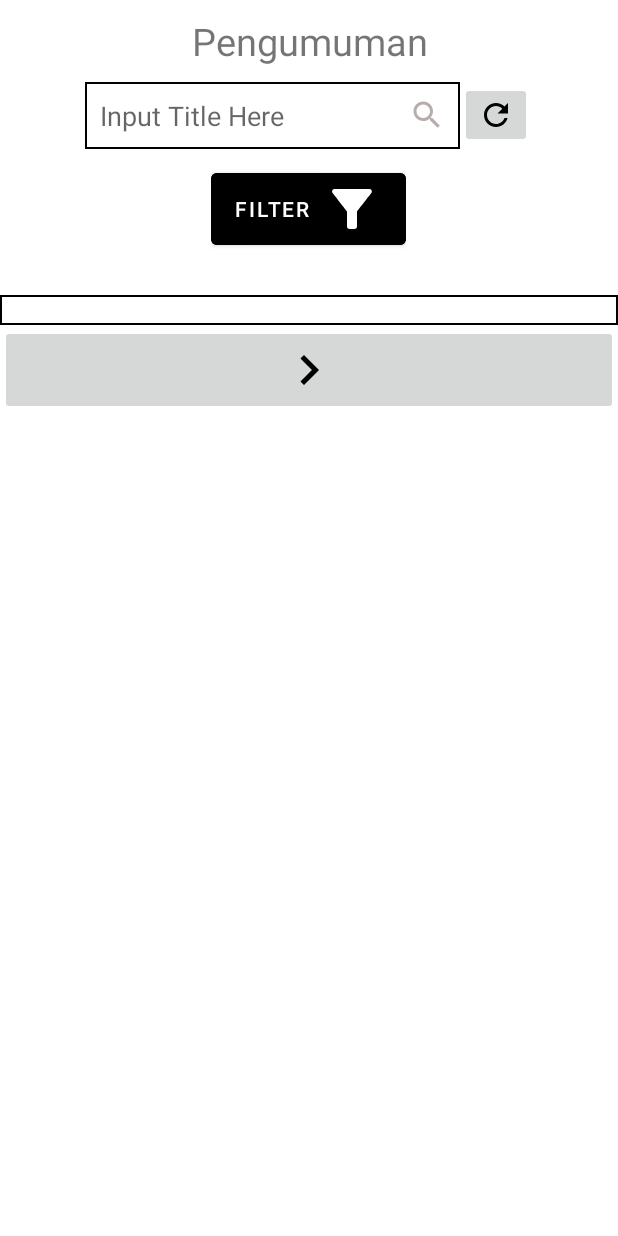
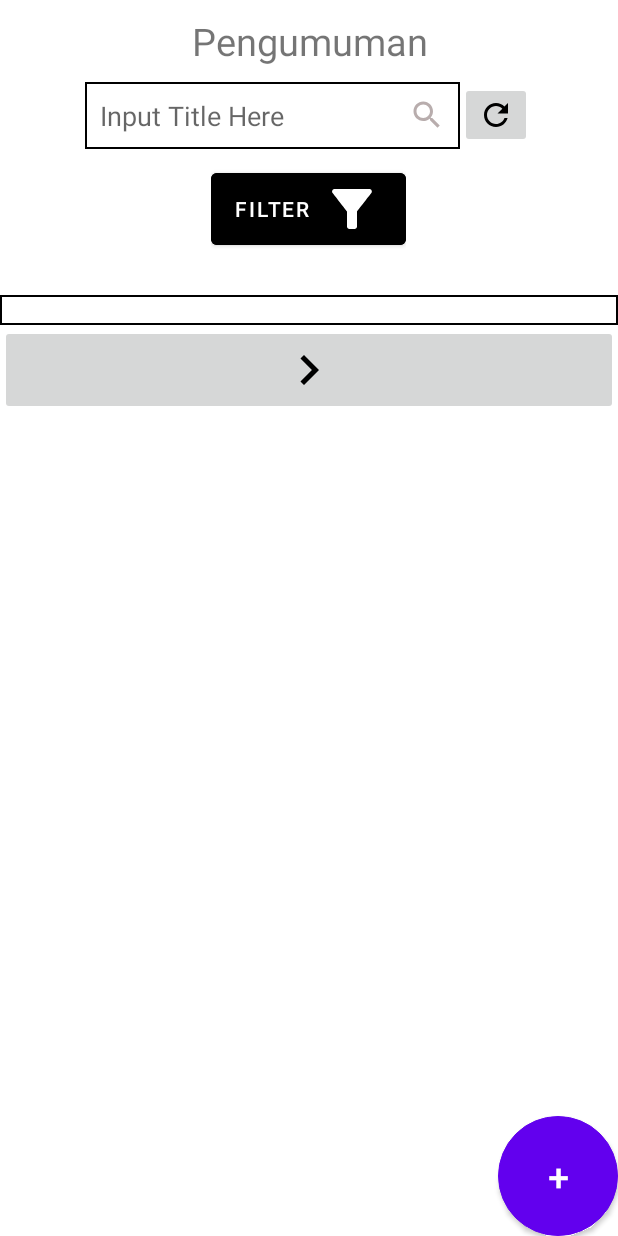
Before and after one commit to ferrysusanto275/UAS_P3B, an Android app: the layout pengumuman.xml on its own in the app's theme, with its tools: preview values and no code run, on a phone screen of 412 x 824 dp. Run offline under Robolectric (Android 15) with nearby library versions, the phone set to English and light mode, and no system bars; network calls fail.

Commit message:
tambah pengumuman

```diff
--- a/app/src/main/java/com/example/adapter/PengumumanAdapter.java
+++ b/app/src/main/java/com/example/adapter/PengumumanAdapter.java
@@ -77,6 +77,7 @@ public class PengumumanAdapter extends BaseAdapter {
             for(int i=0;i<pengumuman.getTags().size();i++){
                 tags+=pengumuman.getTags().get(i).getTag()+",";
             }
+            if(!tags.equals(""))
             tags = tags.substring(0,tags.length()-1);
             binding.TampilTags.setText(tags);
             binding.pengumuman.setOnClickListener(this);
--- a/app/src/main/java/com/example/uas_p3b/HomeActivity.java
+++ b/app/src/main/java/com/example/uas_p3b/HomeActivity.java
@@ -86,6 +86,10 @@ public class HomeActivity extends AppCompatActivity implements HomeUI {
                 ft.replace(binding.fragmentContainer.getId(), PengumumanFragment.newInstance(token));
                 ft.addToBackStack(null);
                 break;
+            case "tambah_pengumuman":
+                ft.replace(binding.fragmentContainer.getId(), TambahPengumumanFragment.newInstance(token));
+                ft.addToBackStack(null);
+                break;
             case "frs":
                 if(this.role.equals("student")){
                     ft.replace(binding.fragmentContainer.getId(), FRSFragment.newInstance(this));
--- a/app/src/main/java/com/example/uas_p3b/PengumumanFragment.java
+++ b/app/src/main/java/com/example/uas_p3b/PengumumanFragment.java
@@ -46,6 +46,7 @@ public class PengumumanFragment extends Fragment implements PengumumanUI, View.O
         binding.refresh.setOnClickListener(this);
         binding.next.setOnClickListener(this);
         binding.filter.setOnClickListener(this);
+        binding.btnTambah.setOnClickListener(this);
 
         return binding.getRoot();
 
@@ -62,6 +63,11 @@ public class PengumumanFragment extends Fragment implements PengumumanUI, View.O
             FilterDialogFragment filter = new FilterDialogFragment(this);
             FragmentTransaction ft = getParentFragmentManager().beginTransaction();
             filter.show(ft,"filter");
+        }else if(view==binding.btnTambah){
+            //pindah ke tambah pengumuman
+            Bundle result = new Bundle();
+            result.putString("page","tambah_pengumuman");
+            getParentFragmentManager().setFragmentResult("changePage",result);
         }
     }
 
--- /dev/null
+++ b/app/src/main/res/drawable/round_btn.xml
@@ -0,0 +1,21 @@
+<?xml version="1.0" encoding="utf-8"?>
+<selector
+    xmlns:android="http://schemas.android.com/apk/res/android">
+    <!--button pressed state background color-->
+    <item android:state_pressed="true">
+        <shape android:shape="oval">
+            <stroke android:color="#CDEAEE" android:width="0.5dp" />
+            <solid android:color="#87CEEB"/>
+            <size android:width="10dp" android:height="10dp"/>
+        </shape>
+    </item>
+
+    <!--button default background color-->
+    <item>
+        <shape android:shape="oval">
+            <stroke android:color="#FF000000" android:width="0.5dp" />
+            <solid android:color="#FFFFFFFF"/>
+            <size android:width="10dp" android:height="10dp"/>
+        </shape>
+    </item>
+</selector>
--- a/app/src/main/res/layout/pengumuman.xml
+++ b/app/src/main/res/layout/pengumuman.xml
@@ -101,5 +101,15 @@
         </ImageButton>
 
     </LinearLayout>
+    <Button
+        android:layout_width="80dp"
+        android:layout_height="80dp"
+        android:background="@drawable/round_btn"
+        android:text="+"
+        android:textSize="25dp"
+        android:layout_alignParentRight="true"
+        android:layout_alignParentBottom="true"
+        android:id="@+id/btn_tambah">
+    </Button>
 
 </RelativeLayout>
--- a/app/src/main/res/layout/tambah_pengumuman.xml
+++ b/app/src/main/res/layout/tambah_pengumuman.xml
@@ -26,6 +26,7 @@
         </TextView>
 
         <EditText
+            android:id="@+id/et_title"
             android:layout_width="300dp"
             android:layout_height="wrap_content"
             android:background="@drawable/border">
@@ -41,6 +42,7 @@
         </TextView>
 
         <EditText
+            android:id="@+id/et_tags"
             android:layout_width="300dp"
             android:layout_height="wrap_content"
             android:background="@drawable/border">
@@ -56,6 +58,7 @@
         </TextView>
 
         <EditText
+            android:id="@+id/et_content"
             android:layout_width="300dp"
             android:layout_height="200dp"
             android:background="@drawable/border">
@@ -63,6 +66,7 @@
         </EditText>
 
         <Button
+            android:id="@+id/btn_simpan"
             android:layout_width="300dp"
             android:layout_height="wrap_content"
             android:text="Simpan"
```
Also changed, not shown: app/src/main/java/com/example/contract/TambahPengumumanUI.java (added, +10 -0 lines), app/src/main/java/com/example/model/InputPengumuman.java (added, +39 -0 lines), app/src/main/java/com/example/model/InputTag.java (added, +17 -0 lines), app/src/main/java/com/example/model/Tags.java (+7 -7 lines), app/src/main/java/com/example/presenter/HomeFragmentPresenter.java (added, +13 -0 lines), app/src/main/java/com/example/presenter/TambahPengetahuanPresenter.java (added, +154 -0 lines), app/src/main/java/com/example/uas_p3b/HomeFragment.java (+10 -1 lines), app/src/main/java/com/example/uas_p3b/TambahPengumumanFragment.java (added, +69 -0 lines).
